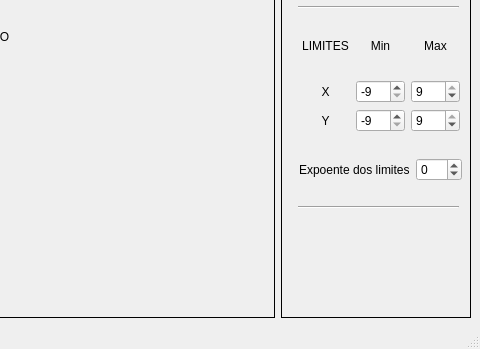
This is mainplotador.ui in celeron550/Plotador as Qt 5 draws it before an edit; both pictures show x 320 to 800 and y 252 to 601 of the 800 by 601 pixel window. The edited form follows.
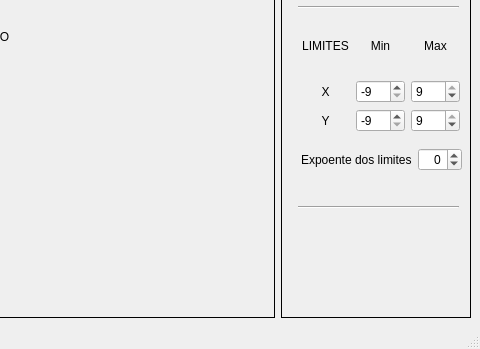
This is the edited form.

Diff of the .ui file:
```diff
--- a/mainplotador.ui
+++ b/mainplotador.ui
@@ -253,9 +253,9 @@
       <widget class="QWidget" name="">
        <property name="geometry">
         <rect>
-         <x>8</x>
-         <y>390</y>
-         <width>173</width>
+         <x>10</x>
+         <y>380</y>
+         <width>181</width>
          <height>36</height>
         </rect>
        </property>
@@ -266,6 +266,9 @@
         <property name="topMargin">
          <number>10</number>
         </property>
+        <property name="rightMargin">
+         <number>10</number>
+        </property>
         <item>
          <widget class="QLabel" name="labelExpoente">
           <property name="enabled">
@@ -275,12 +278,15 @@
            <string>Expoente dos limites</string>
           </property>
           <property name="alignment">
-           <set>Qt::AlignmentFlag::AlignJustify|Qt::AlignmentFlag::AlignVCenter</set>
+           <set>Qt::AlignmentFlag::AlignLeading|Qt::AlignmentFlag::AlignLeft|Qt::AlignmentFlag::AlignVCenter</set>
           </property>
          </widget>
         </item>
         <item>
          <widget class="QSpinBox" name="spinExpoente">
+          <property name="alignment">
+           <set>Qt::AlignmentFlag::AlignRight|Qt::AlignmentFlag::AlignTrailing|Qt::AlignmentFlag::AlignVCenter</set>
+          </property>
           <property name="minimum">
            <number>-9</number>
           </property>
```
